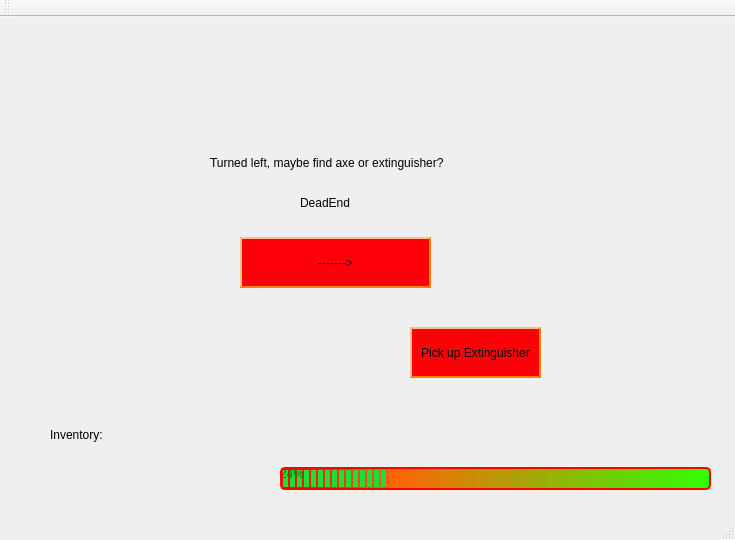
This is mainwindow.ui in EvaFinn/ZorkProject as Qt 5 draws it before an edit. The edited form follows.
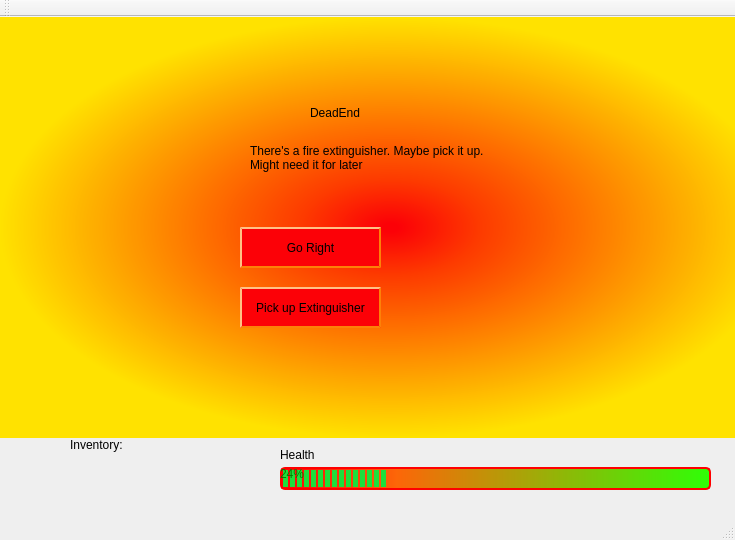
This is the edited form. The open tabs and pages were chosen to show the change. Icons and pictures are not drawn.

What changed in the file:
```diff
--- a/mainwindow.ui
+++ b/mainwindow.ui
@@ -73,12 +73,17 @@
       <x>0</x>
       <y>0</y>
       <width>781</width>
-      <height>411</height>
+      <height>421</height>
      </rect>
     </property>
     <property name="layoutDirection">
      <enum>Qt::LeftToRight</enum>
     </property>
+    <property name="styleSheet">
+     <string notr="true">QStackedWidget{
+	background-color :qradialgradient(spread:pad, cx:0.5, cy:0.5, radius:0.5, fx:0.5, fy:0.5, stop:0.0207254 rgba(252, 1, 7, 255), stop:0.227979 rgba(253, 58, 0, 255), stop:1 rgba(255, 226, 0, 255))
+}</string>
+    </property>
     <property name="currentIndex">
      <number>5</number>
     </property>
@@ -393,22 +398,23 @@
      <widget class="QLabel" name="label_4">
       <property name="geometry">
        <rect>
-        <x>210</x>
-        <y>80</y>
-        <width>301</width>
-        <height>131</height>
+        <x>250</x>
+        <y>110</y>
+        <width>241</width>
+        <height>61</height>
        </rect>
       </property>
       <property name="text">
-       <string>Turned left, maybe find axe or extinguisher?</string>
+       <string>There's a fire extinguisher. Maybe pick it up. 
+Might need it for later</string>
       </property>
      </widget>
      <widget class="QLabel" name="label_5">
       <property name="geometry">
        <rect>
-        <x>300</x>
-        <y>170</y>
-        <width>171</width>
+        <x>310</x>
+        <y>80</y>
+        <width>61</width>
         <height>31</height>
        </rect>
       </property>
@@ -420,22 +426,22 @@
       <property name="geometry">
        <rect>
         <x>240</x>
-        <y>220</y>
-        <width>191</width>
-        <height>51</height>
+        <y>210</y>
+        <width>141</width>
+        <height>41</height>
        </rect>
       </property>
       <property name="text">
-       <string>-------&gt;</string>
+       <string>Go Right</string>
       </property>
      </widget>
      <widget class="QPushButton" name="pickExting">
       <property name="geometry">
        <rect>
-        <x>410</x>
-        <y>310</y>
-        <width>131</width>
-        <height>51</height>
+        <x>240</x>
+        <y>270</y>
+        <width>141</width>
+        <height>41</height>
        </rect>
       </property>
       <property name="text">
@@ -655,7 +661,7 @@
    <widget class="QLabel" name="inventory">
     <property name="geometry">
      <rect>
-      <x>50</x>
+      <x>70</x>
       <y>430</y>
       <width>141</width>
       <height>31</height>
@@ -668,7 +674,7 @@
    <widget class="QLabel" name="inventory2">
     <property name="geometry">
      <rect>
-      <x>50</x>
+      <x>70</x>
       <y>450</y>
       <width>141</width>
       <height>31</height>
@@ -681,8 +687,8 @@
    <widget class="QLabel" name="label_12">
     <property name="geometry">
      <rect>
-      <x>50</x>
-      <y>410</y>
+      <x>70</x>
+      <y>420</y>
       <width>121</width>
       <height>16</height>
      </rect>
@@ -691,6 +697,19 @@
      <string>Inventory:</string>
     </property>
    </widget>
+   <widget class="QLabel" name="label_13">
+    <property name="geometry">
+     <rect>
+      <x>280</x>
+      <y>430</y>
+      <width>60</width>
+      <height>16</height>
+     </rect>
+    </property>
+    <property name="text">
+     <string>Health</string>
+    </property>
+   </widget>
   </widget>
   <widget class="QMenuBar" name="menuBar">
    <property name="geometry">
```
Left out of the diff: 33 changed lines with no effect on the pictures.
